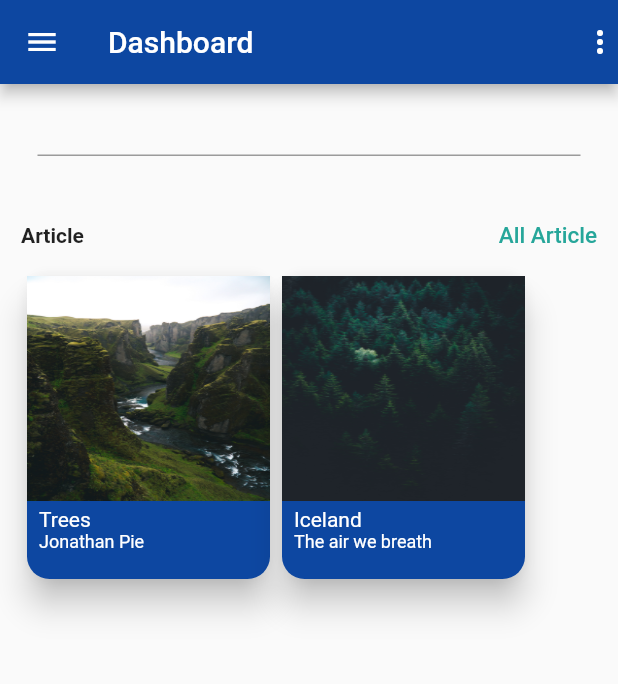
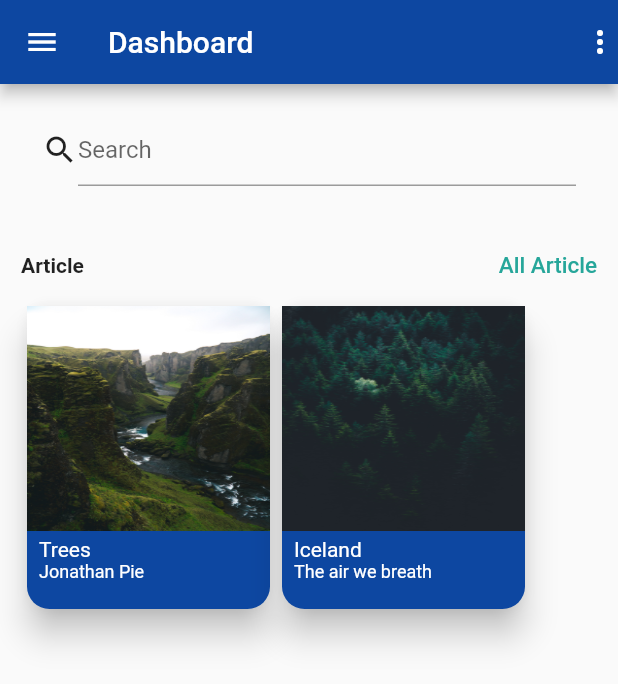
Before and after one commit to kutigbolahan/Flutter-Blog, a Flutter app: the screen it shows after launch, on a phone screen of 412 x 824 dp. Shown: the top 684 px of the screen. Run offline on Flutter 3.47's test engine with Material 2 defaults, Android fonts, the phone set to English and light mode, and no system bars.

Commit message:
search bar

```diff
--- a/lib/home.dart
+++ b/lib/home.dart
@@ -15,13 +15,22 @@ class _MyHomePageState extends State<MyHomePage> {
         title: Text('Dashboard'),
         actions: [Icon(Icons.more_vert)],
       ),
-      body: Column(
+      body: SingleChildScrollView(
+        child: Column(
           mainAxisAlignment: MainAxisAlignment.start,
           crossAxisAlignment: CrossAxisAlignment.start,
           children: [
             Padding(
-            padding: const EdgeInsets.only(left: 25.0, right: 25),
-            child: TextField(),
+              padding: const EdgeInsets.only(right: 28.0, left: 28, top: 20),
+              child: Row(
+                children: [
+                  Icon(Icons.search),
+                  Expanded(
+                      child: TextField(
+                    decoration: InputDecoration(hintText: 'Search'),
+                  ))
+                ],
+              ),
             ),
             SizedBox(
               height: 30,
@@ -84,7 +93,8 @@ class _MyHomePageState extends State<MyHomePage> {
                             padding: const EdgeInsets.only(left: 8.0),
                             child: Text(
                               'Jonathan Pie',
-                            style: TextStyle(color: Colors.white, fontSize: 12),
+                              style:
+                                  TextStyle(color: Colors.white, fontSize: 12),
                             ),
                           )
                         ],
@@ -121,7 +131,8 @@ class _MyHomePageState extends State<MyHomePage> {
                             padding: const EdgeInsets.only(left: 8.0),
                             child: Text(
                               'The air we breath',
-                            style: TextStyle(color: Colors.white, fontSize: 12),
+                              style:
+                                  TextStyle(color: Colors.white, fontSize: 12),
                             ),
                           )
                         ],
@@ -133,6 +144,7 @@ class _MyHomePageState extends State<MyHomePage> {
             )
           ],
         ),
+      ),
     );
   }
 }
```
Lines whose indentation alone changed are shown as unchanged.
